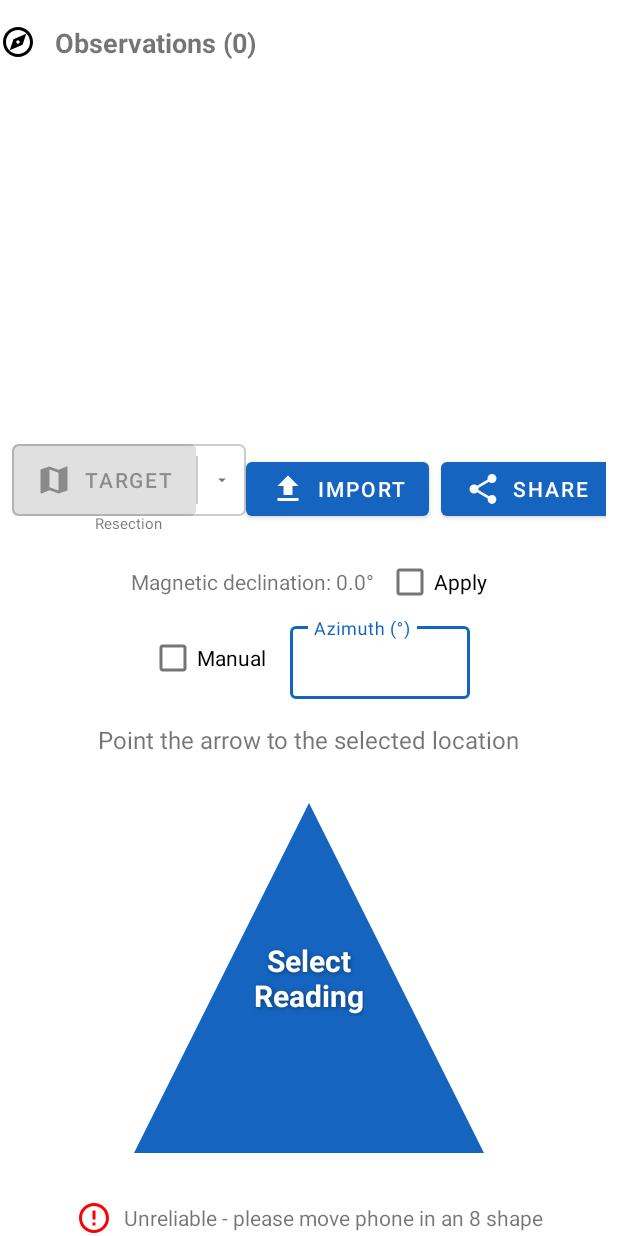
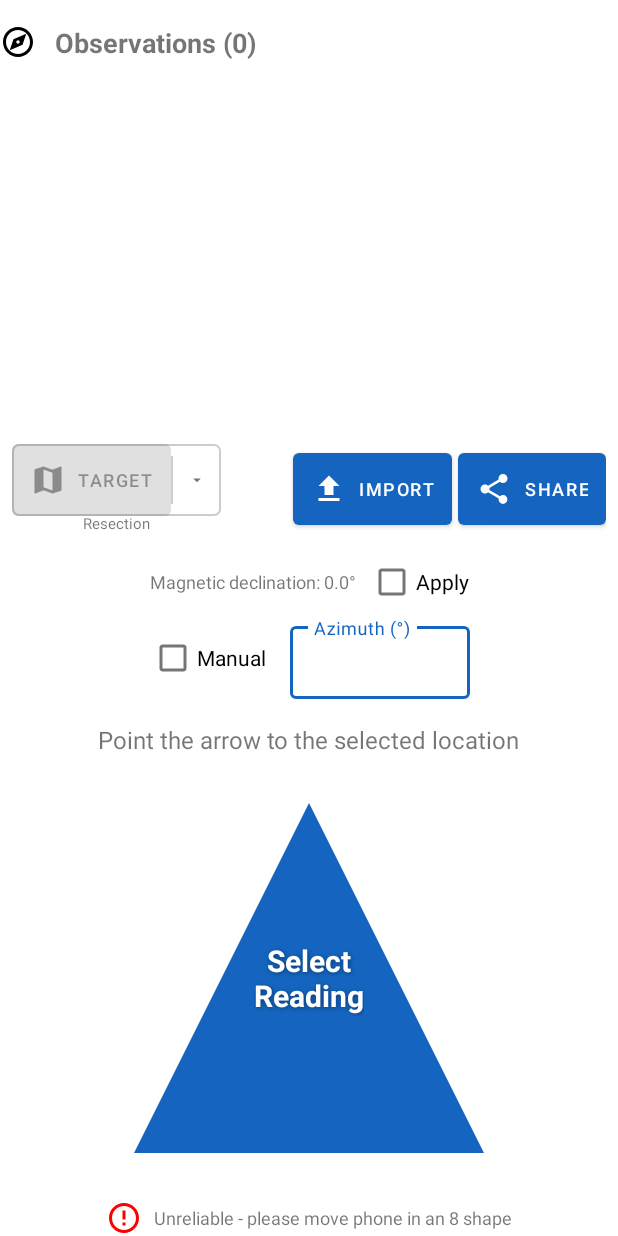
Before and after one commit to alexbodn/osmand_triangulation, an Android app: the layout fragment_home.xml on its own in the app's theme, with its tools: preview values and no code run, on a phone screen of 412 x 824 dp. Run offline under Robolectric (Android 15) with nearby library versions, the phone set to English and light mode, and no system bars.

Commit message:
Fix zoom logic (base 17 instead of 15), fix focus change hide/show logic for observations list, and ensure buttons are non-transparent
Co-authored-by: alexbodn <4792193+alexbodn@users.noreply.github.com>

```diff
--- a/app/app/src/main/java/com/example/triangulation/MainActivity.kt
+++ b/app/app/src/main/java/com/example/triangulation/MainActivity.kt
@@ -38,6 +38,7 @@ class MainActivity : AppCompatActivity(), NavigationView.OnNavigationItemSelecte
             this, binding.drawerLayout, binding.toolbar,
             R.string.navigation_drawer_open, R.string.navigation_drawer_close
         )
+        toggle.drawerArrowDrawable.color = android.graphics.Color.WHITE
         binding.drawerLayout.addDrawerListener(toggle)
         toggle.syncState()
 
--- a/app/app/src/main/res/layout/fragment_home.xml
+++ b/app/app/src/main/res/layout/fragment_home.xml
@@ -80,15 +80,14 @@
                     android:layout_width="wrap_content"
                     android:layout_height="wrap_content"
                     android:minHeight="48dp"
+                    android:minWidth="48dp"
+                    android:paddingStart="12dp"
+                    android:paddingEnd="12dp"
                     app:icon="@drawable/ic_map"
                     android:text="TARGET"
-                    android:textSize="14sp"
+                    android:textSize="12sp"
                     android:insetTop="0dp"
                     android:insetBottom="0dp"
-
-
-
-
                     android:enabled="false" />
 
                 <View
@@ -125,18 +124,30 @@
             android:id="@+id/btnImport"
             android:layout_width="wrap_content"
             android:layout_height="wrap_content"
-            android:layout_marginEnd="8dp"
+            android:minWidth="48dp"
+            android:minHeight="48dp"
+            android:paddingStart="12dp"
+            android:paddingEnd="12dp"
+            android:layout_marginEnd="4dp"
             app:icon="@drawable/ic_upload"
-            android:text="Import"
-             />
+            android:textSize="12sp"
+            android:insetTop="0dp"
+            android:insetBottom="0dp"
+            android:text="Import" />
 
         <com.google.android.material.button.MaterialButton
             android:id="@+id/btnShare"
             android:layout_width="wrap_content"
             android:layout_height="wrap_content"
+            android:minWidth="48dp"
+            android:minHeight="48dp"
+            android:paddingStart="12dp"
+            android:paddingEnd="12dp"
             app:icon="@drawable/ic_share"
-            android:text="Share"
-             />
+            android:textSize="12sp"
+            android:insetTop="0dp"
+            android:insetBottom="0dp"
+            android:text="Share" />
     </LinearLayout>
 
     <LinearLayout
@@ -155,7 +166,7 @@
             android:layout_width="wrap_content"
             android:layout_height="wrap_content"
             android:text="Magnetic declination: 0.0°"
-            android:textSize="14sp"
+            android:textSize="12sp"
              />
 
         <com.google.android.material.checkbox.MaterialCheckBox
@@ -273,7 +284,7 @@
                 android:layout_height="wrap_content"
                 android:layout_marginStart="8dp"
                 android:text="Unreliable - please move phone in an 8 shape"
-                android:textSize="14sp" />
+                android:textSize="12sp" />
         </LinearLayout>
     </LinearLayout>
 
```
